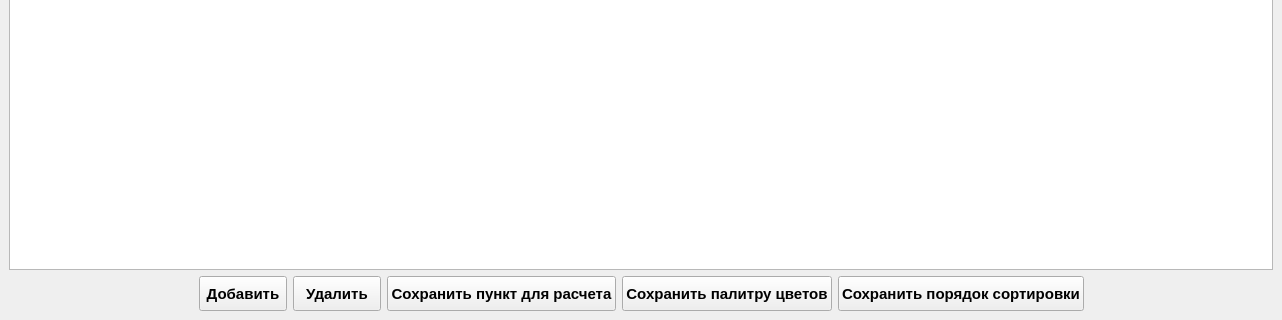
Before: the Qt Designer form World_time.ui in isva1960/World_time, drawn with Qt 5; both pictures show x 0 to 1282 and y 337 to 657 of the 1282 by 657 pixel window.
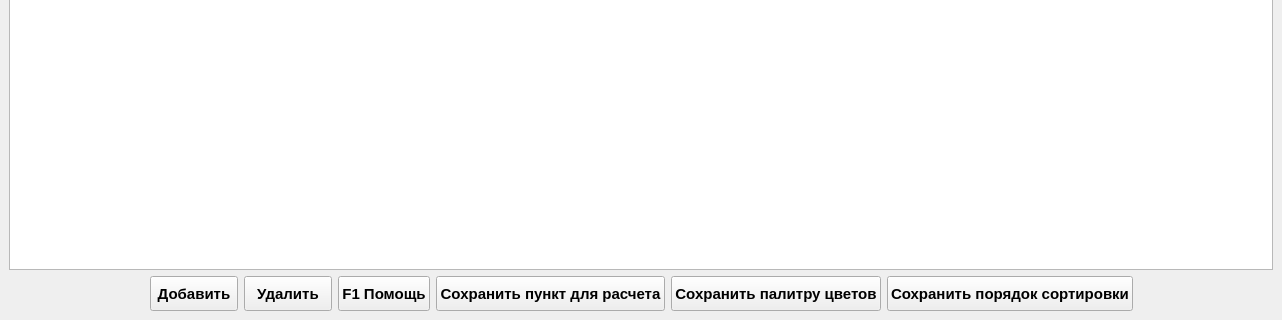
After: the same form once the commit is applied. Icons and pictures are not drawn.

```diff
--- a/World_time.ui
+++ b/World_time.ui
@@ -433,6 +433,22 @@
         </property>
        </widget>
       </item>
+      <item>
+       <widget class="QPushButton" name="help_button">
+        <property name="sizePolicy">
+         <sizepolicy hsizetype="Minimum" vsizetype="Preferred">
+          <horstretch>0</horstretch>
+          <verstretch>0</verstretch>
+         </sizepolicy>
+        </property>
+        <property name="text">
+         <string>F1 Помощь</string>
+        </property>
+        <property name="shortcut">
+         <string>F1</string>
+        </property>
+       </widget>
+      </item>
       <item>
        <widget class="QPushButton" name="save_city_button">
         <property name="sizePolicy">
```
